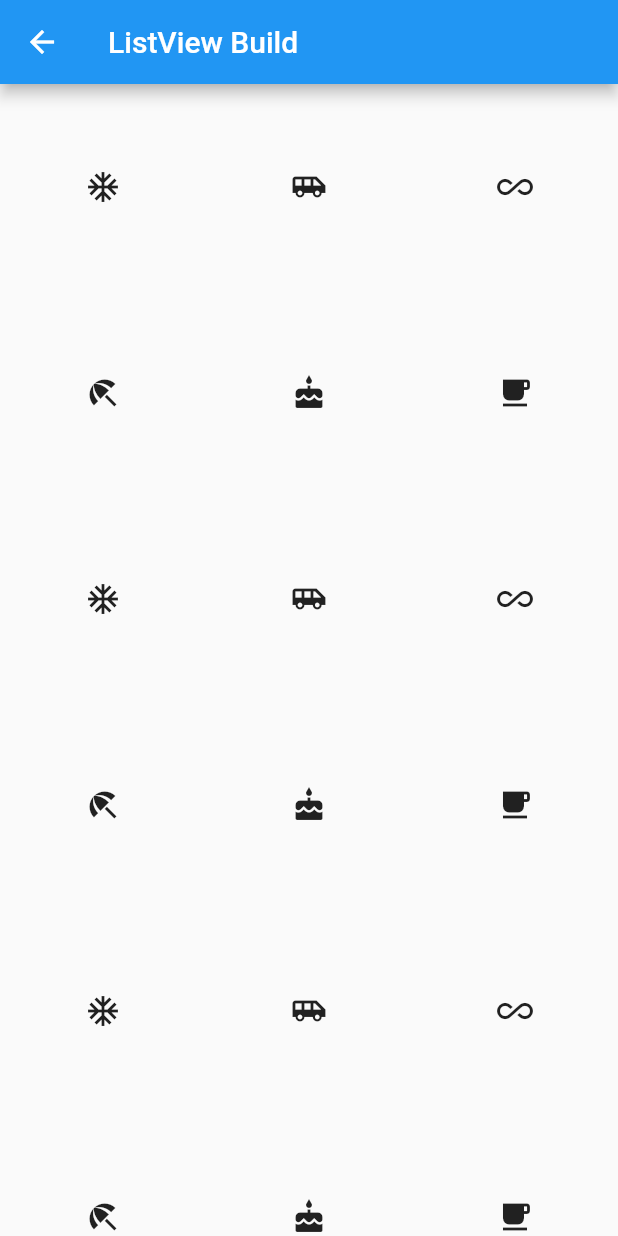
After one commit to nchkdxlq/flutter_demo, a Flutter app: the ScrollableWidget screen opened directly, after a tap on "GridView Build", on a phone screen of 412 x 824 dp. The commit adds this screen. Run offline on Flutter 3.47's test engine with Material 2 defaults, Android fonts, the phone set to English and light mode, and no system bars.

Commit message:
add GridView Build

```diff
--- a/lib/scrollable_widget/ScrollableWidget.dart
+++ b/lib/scrollable_widget/ScrollableWidget.dart
@@ -3,6 +3,7 @@ import 'package:flutter/cupertino.dart';
 import 'package:flutter/material.dart';
 import 'package:flutterdemo/Util.dart';
 import 'package:flutterdemo/scrollable_widget/grid_view.dart';
+import 'package:flutterdemo/scrollable_widget/grid_view_build.dart';
 import 'package:flutterdemo/scrollable_widget/list_view.dart';
 import 'package:flutterdemo/scrollable_widget/single_child_scrollView.dart';
 
@@ -21,7 +22,8 @@ class ScrollableWidget extends StatelessWidget {
 			children: <Widget>[
 				indicatorRowItem('SingleChildScrollView', SingleChildScrollViewWidget(), context),
 				indicatorRowItem('ListView', ListViewWidget(), context),
-				indicatorRowItem(('GridView'), GridViewWidget(), context),
+				indicatorRowItem('GridView', GridViewWidget(), context),
+				indicatorRowItem('GridView Build', GridViewBuild(), context),
 			],
 		);
 	}
--- /dev/null
+++ b/lib/scrollable_widget/grid_view_build.dart
@@ -0,0 +1,64 @@
+
+import 'dart:developer';
+
+import 'package:flutter/cupertino.dart';
+import 'package:flutter/material.dart';
+
+class GridViewBuild extends StatefulWidget {
+	GridBuildState createState() => GridBuildState();
+}
+
+
+class GridBuildState extends State<GridViewBuild> {
+
+	List<IconData> _icons = [];
+
+	@override
+  void initState() {
+		super.initState();
+    _retrieveIcons();
+  }
+
+	@override
+  Widget build(BuildContext context) {
+		return Scaffold(
+			appBar: AppBar(title: Text('ListView Build'),),
+			body: body(context),
+		);
+  }
+
+	GridView body(BuildContext context) {
+		return GridView.builder(
+			gridDelegate: SliverGridDelegateWithFixedCrossAxisCount(
+				crossAxisCount: 3,
+				childAspectRatio: 1
+			),
+			itemCount: _icons.length,
+			itemBuilder: (context, index) {
+				log('build index = $index');
+				if (index == _icons.length - 1 && _icons.length < 200) {
+					_retrieveIcons();
+				}
+				return Icon(_icons[index]);
+			},
+		);
+	}
+
+	void _retrieveIcons() {
+		Future.delayed(Duration(microseconds: 200))
+		.then((value) => {
+			// 还没搞懂这里的语法
+			setState(() {
+				_icons.addAll([
+					Icons.ac_unit,
+					Icons.airport_shuttle,
+					Icons.all_inclusive,
+					Icons.beach_access,
+					Icons.cake,
+					Icons.free_breakfast
+				]);
+			})
+		});
+	}
+
+}
```
